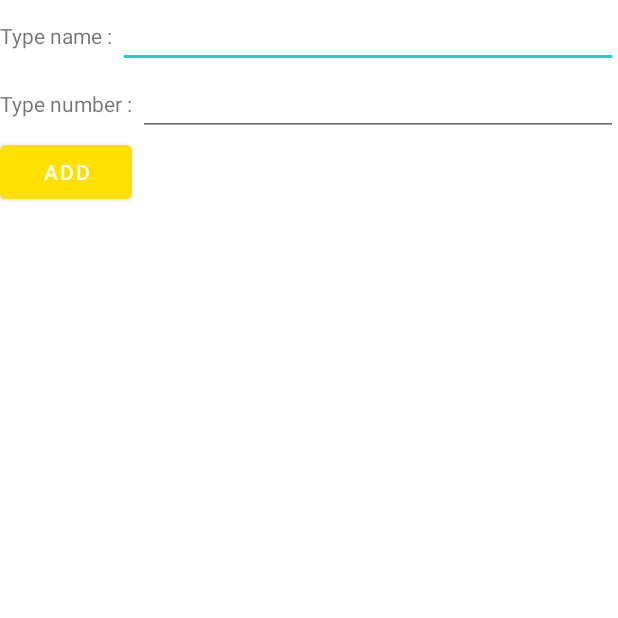
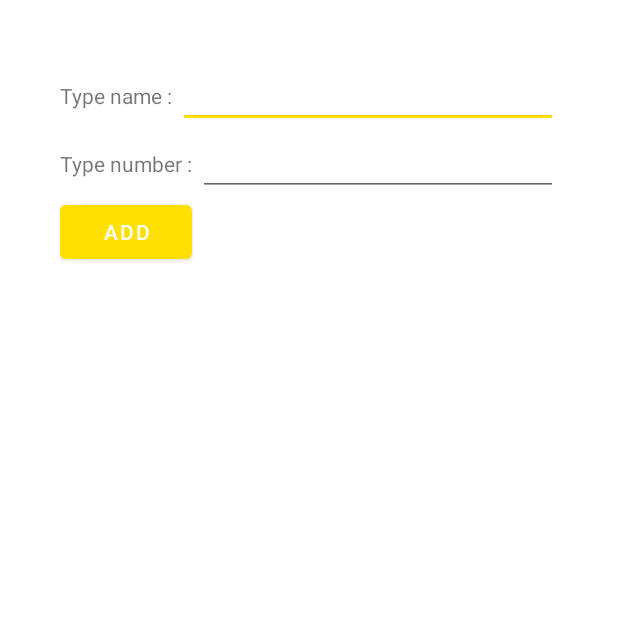
Before and after one commit to heading-2021/heading, an Android app: the Tab1AddActivity screen opened directly, with no data from a screen before it, on a phone screen of 412 x 824 dp, the top half of it. Run offline under Robolectric (Android 15) with nearby library versions, the phone set to English and light mode, and no system bars.

Commit message:
add contact fixed

```diff
--- a/app/src/main/res/layout/fragment_tab1.xml
+++ b/app/src/main/res/layout/fragment_tab1.xml
@@ -1,6 +1,7 @@
 <?xml version="1.0" encoding="utf-8"?>
 <FrameLayout xmlns:android="http://schemas.android.com/apk/res/android"
     xmlns:tools="http://schemas.android.com/tools"
+    xmlns:app="http://schemas.android.com/apk/res-auto"
     android:layout_width="match_parent"
     android:layout_height="match_parent"
     tools:context=".Tab1">
@@ -22,12 +23,13 @@
         android:layout_width="wrap_content"
         android:layout_height="wrap_content"
         android:layout_gravity="bottom|end"
-        android:layout_marginRight="40sp"
+        android:layout_marginEnd="40sp"
         android:layout_marginBottom="40sp"
         android:backgroundTint="#FFFFFF"
         android:clickable="true"
         android:focusable="true"
         android:scaleType="center"
         android:src="@drawable/cloud"
+        app:backgroundTint="@color/nightyellow"
          />
 </FrameLayout>
--- a/app/src/main/res/layout/tab1_add.xml
+++ b/app/src/main/res/layout/tab1_add.xml
@@ -6,7 +6,8 @@
     <LinearLayout
         android:layout_width="wrap_content"
         android:layout_height="wrap_content"
-        android:orientation="vertical">
+        android:orientation="vertical"
+        android:layout_margin="40dp">
         <LinearLayout
             android:layout_width="wrap_content"
             android:layout_height="wrap_content">
@@ -32,6 +33,7 @@
                 android:id="@+id/add_number"
                 android:layout_width="wrap_content"
                 android:layout_height="wrap_content"
+                android:inputType="number"
                 android:ems="20" />
         </LinearLayout>
 
--- a/app/src/main/res/values-night/themes.xml
+++ b/app/src/main/res/values-night/themes.xml
@@ -14,5 +14,6 @@
         <!-- Customize your theme here. -->
         <item name="windowActionBar">false</item>
         <item name="windowNoTitle">true</item>
+        <item name="colorAccent">@color/nightyellow</item>
     </style>
 </resources>
--- a/app/src/main/res/values/themes.xml
+++ b/app/src/main/res/values/themes.xml
@@ -16,5 +16,6 @@
         <!-- Customize your theme here. -->
         <item name="windowActionBar">false</item>
         <item name="windowNoTitle">true</item>
+        <item name="colorAccent">@color/nightyellow</item>
     </style>
 </resources>
```
